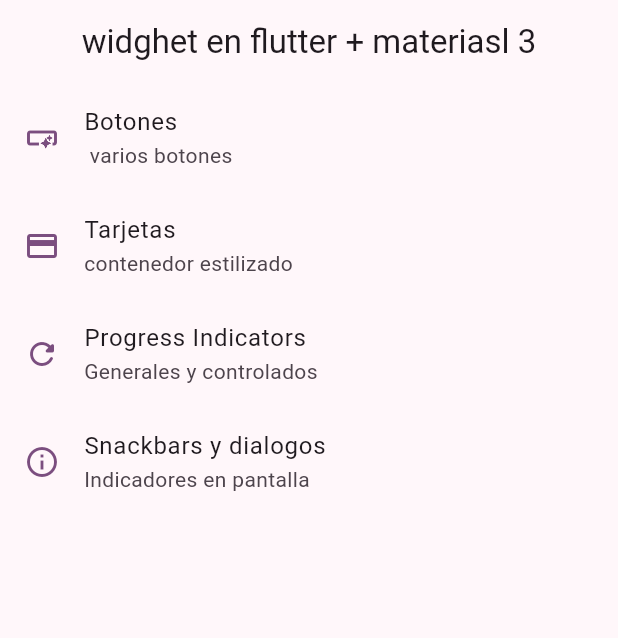
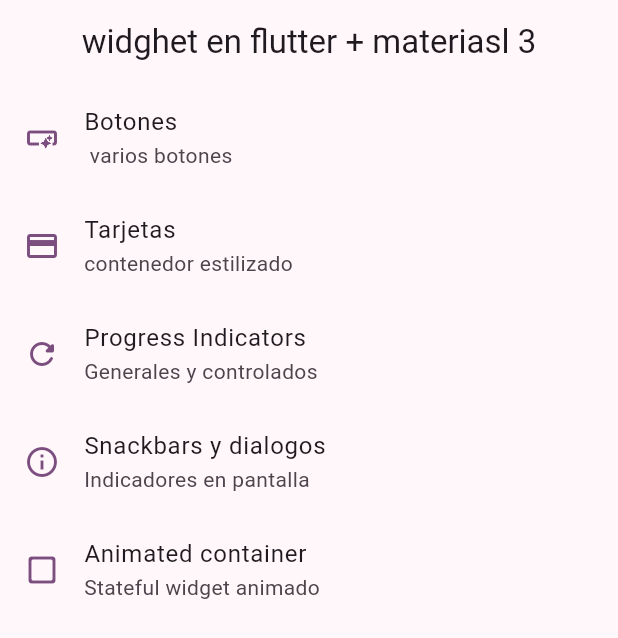
Before and after one commit to Taoista/widget_app, a Flutter app: the screen it shows after launch, on a phone screen of 412 x 824 dp. Shown: the top 638 px of the screen. Run offline on Flutter 3.47's test engine with Material 2 defaults, Android fonts, the phone set to English and light mode, and no system bars; our stand-ins replace go_router.

```diff
--- a/lib/config/router/app_router.dart
+++ b/lib/config/router/app_router.dart
@@ -29,5 +29,10 @@ final appRouter = GoRouter(
       path: "/snakbars",
       builder: ((context, state) => const SnackbardScreen()),
     ),
+    GoRoute(
+      name: AnimatedScreen.name,
+      path: "/animated",
+      builder: ((context, state) => const AnimatedScreen()),
+    ),
   ],
 );
--- a/lib/config/theme/menu/menu_items.dart
+++ b/lib/config/theme/menu/menu_items.dart
@@ -39,6 +39,12 @@ const appMenuItem = <MenuItem>[
     link: '/snakbars',
     icon: Icons.info_outline,
   ),
+  MenuItem(
+    title: 'Animated container',
+    subTitle: "Stateful widget animado",
+    link: '/animated',
+    icon: Icons.check_box_outline_blank_rounded,
+  ),
 ];
 
 //
```
Also changed, not shown: lib/presentation/screens/animated/animated_screen.dart (+50 -2 lines).
